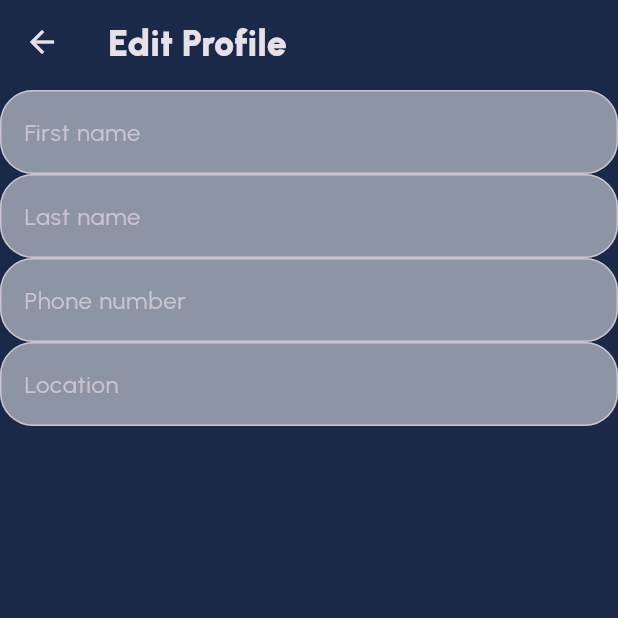
After one commit to KHALEDKHLYAN/Flutter_Messaging-App, a Flutter app: the EditProfilePage screen opened by its route, on a phone screen of 412 x 824 dp, the top half of it. The commit adds this screen. Run offline on Flutter 3.47's test engine with Material 3 defaults, Android fonts, the phone set to English and light mode, and no system bars; our stand-ins replace flutter_svg.

Commit message:
Edit profile page

```diff
--- /dev/null
+++ b/lib/components/app_texfiled.dart
@@ -0,0 +1,24 @@
+// ignore_for_file: prefer_const_constructors
+
+import 'package:flutter/material.dart';
+
+class AppTextField extends StatelessWidget {
+  final String hint;
+  const AppTextField({super.key, required this.hint});
+
+  @override
+  Widget build(BuildContext context) {
+    return TextField(
+                  decoration: InputDecoration(
+                    hintText: hint,
+                    border: OutlineInputBorder(
+                      borderRadius: BorderRadius.all(
+                        Radius.circular(22.0),
+                      ),
+                    ),
+                    filled: true,
+                    fillColor: Colors.white.withOpacity(0.5),
+                  ),
+                );
+  }
+}
--- /dev/null
+++ b/lib/config/app_routes.dart
@@ -0,0 +1,24 @@
+// ignore_for_file: prefer_const_constructors
+
+import '../pages/edit_profile_page.dart';
+import '../pages/home_page.dart';
+import '../pages/login_reg.dart';
+import '../pages/main_page.dart';
+import '../pages/test_page.dart';
+
+class AppRoutes {
+  static final pages = {
+    '/': (context) => LoginRegisterPage(),
+    '/home': (context) => HomePage(),
+    '/main': (context) => MainPage(),
+    '/testpage': (context) => TestPage(),
+    '/edit_profilepage': (context) => EditProfilePage(),
+  };
+
+  static const login = '/';
+  static const home = '/home';
+  static const main = '/main';
+  static const editProfile = '/edit_profile';
+  static const nearby = '/nearby';
+  static const user = '/user';
+}
--- /dev/null
+++ b/lib/config/app_strings.dart
@@ -0,0 +1,37 @@
+class AppStrings {
+  static const appName = '5minuteflutter';
+  static const helloWelcome = 'Hello, welcome back!';
+  static const loginToContinue = 'Login to continue';
+  static const username = 'Username';
+  static const password = 'Password';
+  static const forgotPassword = 'Forgot password?';
+  static const orSignInWith = 'Or sign in with';
+  static const loginWithGoogle = 'Login with Google';
+  static const loginWithFacebook = 'Login with Facebook';
+  static const dontHaveAccount = "Dont't have account? ";
+  static const login = 'Login';
+  static const signup = 'Sign up';
+  static const home = 'Home';
+  static const favorites = 'Favorites';
+  static const add = 'Add';
+  static const messages = 'Messages';
+  static const user = 'User';
+  static const followers = 'Followers';
+  static const posts = 'Posts';
+  static const following = 'Following';
+  static const profile = 'Profile';
+  static const edit = 'Edit';
+  static const logout = 'Log out';
+  static const editProfile = 'Edit Profile';
+  static const firstName = 'First name';
+  static const lastName = 'Last name';
+  static const phoneNumber = 'Phone number';
+  static const location = 'Location';
+  static const birthday = 'Birthday';
+  static const male = 'Male';
+  static const female = 'Female';
+  static const other = 'Other';
+
+  static const gender = 'Gender';
+  static const nearby = 'Nearby';
+}
--- /dev/null
+++ b/lib/pages/edit_profile_page.dart
@@ -0,0 +1,26 @@
+// ignore_for_file: prefer_const_constructors, prefer_const_literals_to_create_immutables
+
+import 'package:blog_app/components/app_texfiled.dart';
+import 'package:blog_app/components/toolbar.dart';
+import 'package:flutter/material.dart';
+
+import '../config/app_strings.dart';
+
+class EditProfilePage extends StatelessWidget {
+  const EditProfilePage({super.key});
+
+  @override
+  Widget build(BuildContext context) {
+    return Scaffold(
+      appBar: Toolbar(title: AppStrings.editProfile),
+      body: Column(
+        children: [
+          AppTextField(hint: AppStrings.firstName),
+          AppTextField(hint: AppStrings.lastName),
+          AppTextField(hint: AppStrings.phoneNumber),
+          AppTextField(hint: AppStrings.location),
+        ],
+      ),
+    );
+  }
+}
--- a/lib/pages/home_page.dart
+++ b/lib/pages/home_page.dart
@@ -4,6 +4,7 @@ import 'package:blog_app/components/post_items.dart';
 import 'package:flutter/material.dart';
 import 'package:flutter_svg/flutter_svg.dart';
 import '../components/toolbar.dart';
+import '../config/app_strings.dart';
 
 class HomePage extends StatelessWidget {
   HomePage({super.key});
@@ -15,7 +16,7 @@ class HomePage extends StatelessWidget {
     mockUsersFromServer();
     return Scaffold(
       appBar: Toolbar(
-        title: "5minuteFlutter",
+        title: AppStrings.appName,
         actions: [
           IconButton(onPressed: (){}, icon: SvgPicture.asset('assets/svg/ic_location.svg'),)
         ],
```
Also changed, not shown: lib/main.dart (+4 -12 lines), lib/pages/login_reg.dart (+15 -15 lines), lib/pages/profile_page.dart (+11 -7 lines).
